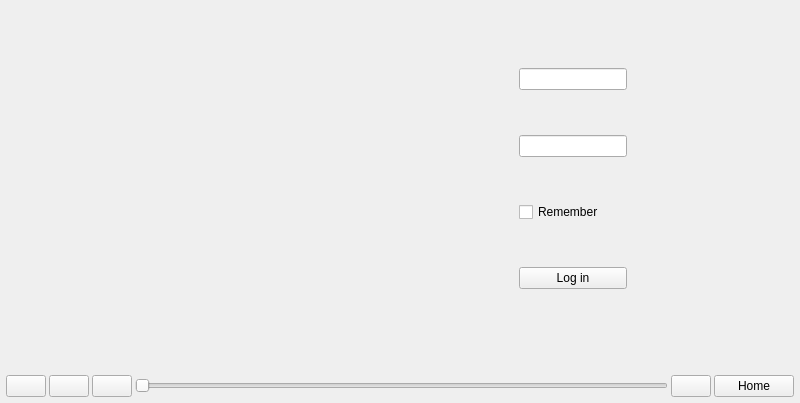
First picture: the form in mainwindow.ui, repository manmetplok/plokkify, before the edit.
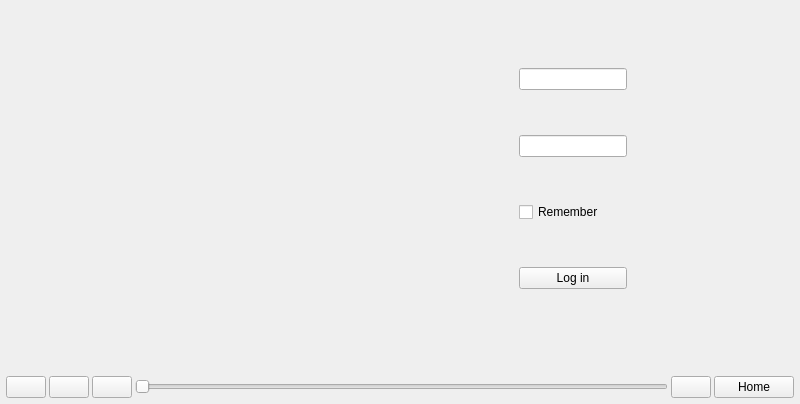
Second picture: the form after the edit. Icons and pictures are not drawn.

```diff
--- a/mainwindow.ui
+++ b/mainwindow.ui
@@ -7,7 +7,7 @@
     <x>0</x>
     <y>0</y>
     <width>800</width>
-    <height>403</height>
+    <height>404</height>
    </rect>
   </property>
   <property name="windowTitle">
```
Left out of the diff: 8 changed lines with no effect on the pictures.
